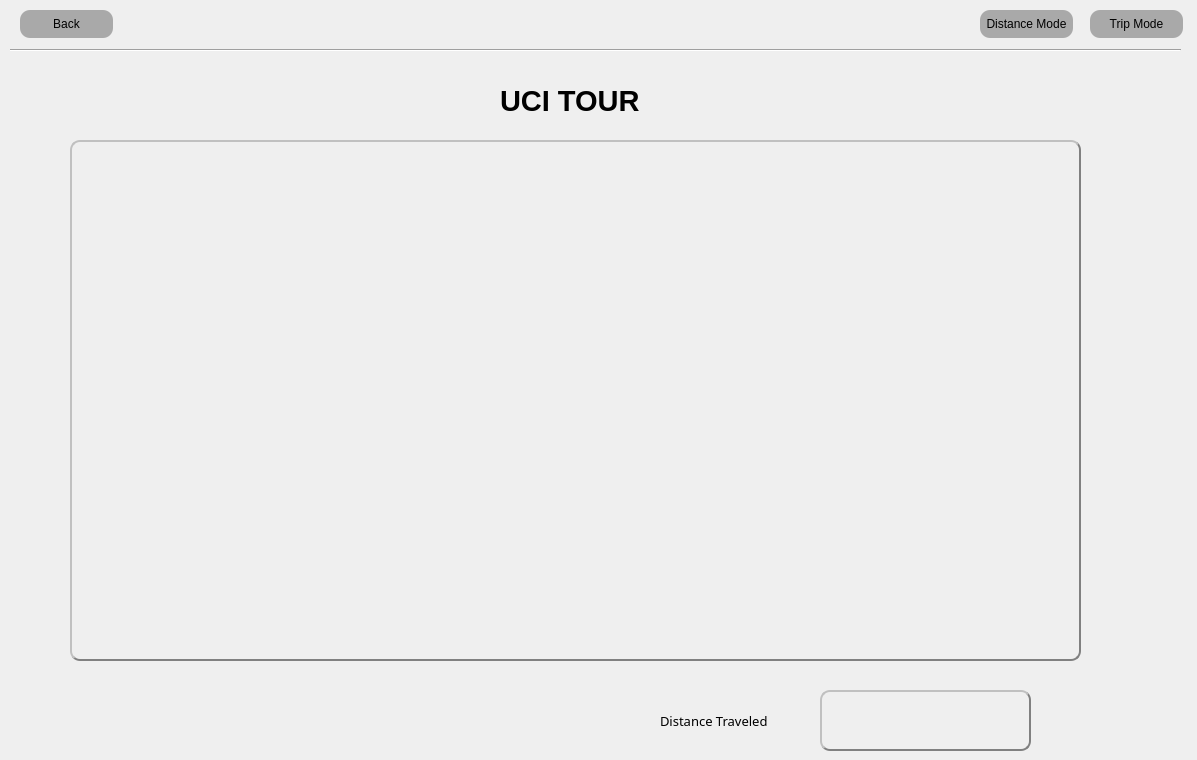
Old version of the form src/tourcampuses.ui in the repository brianclinkenbeard/collegetour.
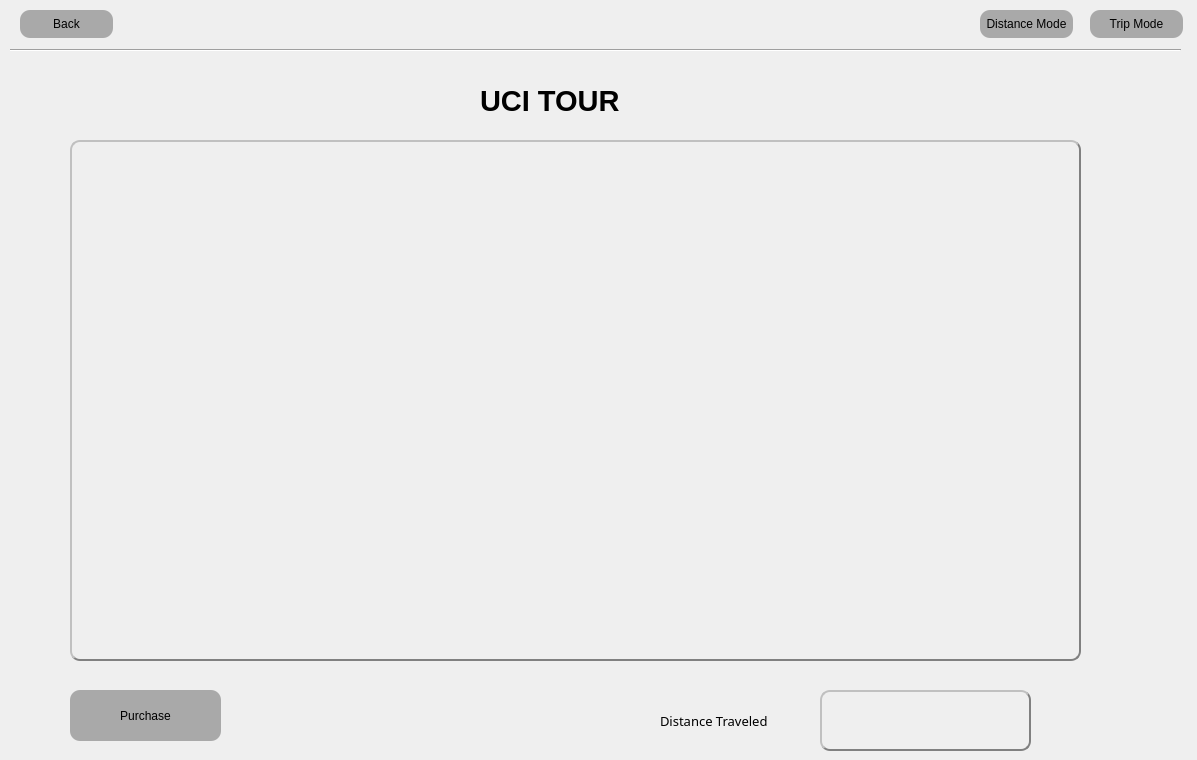
New version of the form. The open tabs and pages were chosen to show the change. Icons and pictures are not drawn.

What changed in the file:
```diff
--- a/src/tourcampuses.ui
+++ b/src/tourcampuses.ui
@@ -528,7 +528,7 @@
     <widget class="QLabel" name="label_uciTour">
      <property name="geometry">
       <rect>
-       <x>510</x>
+       <x>490</x>
        <y>20</y>
        <width>191</width>
        <height>41</height>
@@ -579,6 +579,27 @@
       <string>Distance Traveled</string>
      </property>
     </widget>
+    <widget class="QPushButton" name="purchaseTour_uciTour">
+     <property name="geometry">
+      <rect>
+       <x>80</x>
+       <y>630</y>
+       <width>151</width>
+       <height>51</height>
+      </rect>
+     </property>
+     <property name="styleSheet">
+      <string notr="true">QPushButton:hover {
+	border-style: outset;
+	border-radius: 20px;
+	background-color: darkgreen;
+	color: white;
+}</string>
+     </property>
+     <property name="text">
+      <string>Purchase</string>
+     </property>
+    </widget>
    </widget>
    <widget class="QWidget" name="page_4">
     <widget class="QTableWidget" name="trip_table_michigan">
```
Left out of the diff: 46 changed lines with no effect on the pictures.
